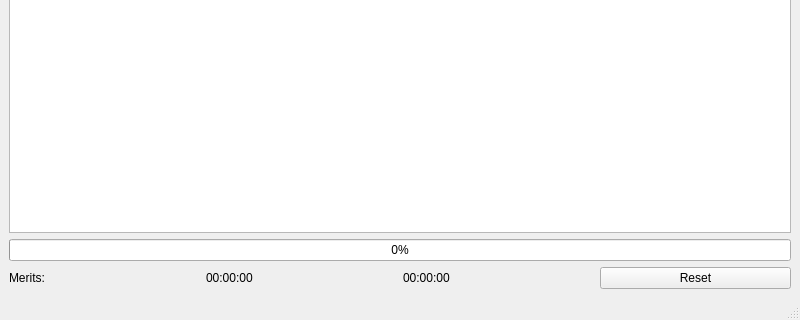
This is cyberdom.ui in MijersOne/CyberDom-Qt as Qt 5 draws it before an edit; both pictures show x 0 to 800 and y 280 to 600 of the 800 by 600 pixel window. The edited form follows.
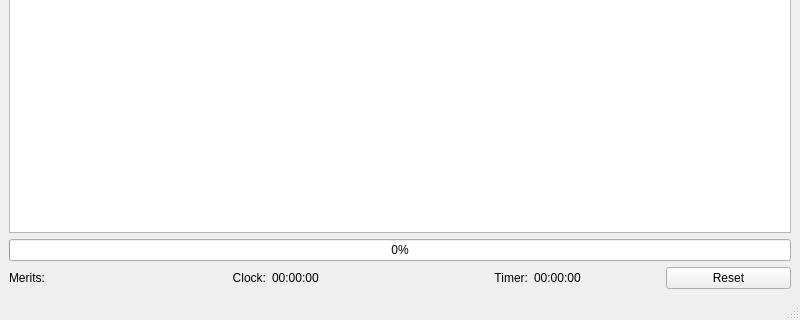
This is the edited form.

The edit to the form file:
```diff
--- a/cyberdom.ui
+++ b/cyberdom.ui
@@ -67,15 +67,12 @@
        </widget>
       </item>
       <item>
-       <widget class="QLabel" name="clockLabel">
-        <property name="sizePolicy">
-         <sizepolicy hsizetype="Preferred" vsizetype="Preferred">
-          <horstretch>0</horstretch>
-          <verstretch>0</verstretch>
-         </sizepolicy>
-        </property>
+       <widget class="QLabel" name="lbl_Clock">
         <property name="text">
-         <string>00:00:00</string>
+         <string>Clock:</string>
+        </property>
+        <property name="alignment">
+         <set>Qt::AlignmentFlag::AlignRight|Qt::AlignmentFlag::AlignTrailing|Qt::AlignmentFlag::AlignVCenter</set>
         </property>
        </widget>
       </item>
@@ -92,6 +89,29 @@
         </property>
        </widget>
       </item>
+      <item>
+       <widget class="QLabel" name="lbl_Timer">
+        <property name="text">
+         <string>Timer:</string>
+        </property>
+        <property name="alignment">
+         <set>Qt::AlignmentFlag::AlignRight|Qt::AlignmentFlag::AlignTrailing|Qt::AlignmentFlag::AlignVCenter</set>
+        </property>
+       </widget>
+      </item>
+      <item>
+       <widget class="QLabel" name="clockLabel">
+        <property name="sizePolicy">
+         <sizepolicy hsizetype="Preferred" vsizetype="Preferred">
+          <horstretch>0</horstretch>
+          <verstretch>0</verstretch>
+         </sizepolicy>
+        </property>
+        <property name="text">
+         <string>00:00:00</string>
+        </property>
+       </widget>
+      </item>
       <item>
        <widget class="QPushButton" name="resetTimer">
         <property name="sizePolicy">
```
Left out of the diff: 2 changed lines with no effect on the pictures.
